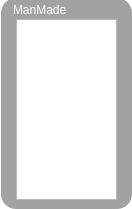
First picture: the form in ManMade.ui, repository lznt/p2Scripts, before the edit.
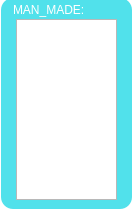
Second picture: the form after the edit.

Commit message: chage the GUI color and modify the MainMenu.js

What changed in the file:
```diff
--- a/ManMade.ui
+++ b/ManMade.ui
@@ -18,7 +18,8 @@
   </property>
   <property name="styleSheet">
    <string notr="true">QWidget#ManMade{ background-color: transparent;}
-QFrame#frame{ background-color: rgba(136, 136, 136, 200); border-radius: 15px; }</string>
+QFrame#frame { background-color: rgba(33, 217, 229, 200);
+ border-radius: 12px;}</string>
   </property>
   <widget class="QFrame" name="frame">
    <property name="geometry">
@@ -40,12 +41,12 @@
      <rect>
       <x>12</x>
       <y>2</y>
-      <width>54</width>
+      <width>81</width>
       <height>20</height>
      </rect>
     </property>
     <property name="text">
-     <string>&lt;html&gt;&lt;head/&gt;&lt;body&gt;&lt;p&gt;&lt;span style=&quot; color:#ffffff;&quot;&gt;ManMade:&lt;/span&gt;&lt;/p&gt;&lt;/body&gt;&lt;/html&gt;</string>
+     <string>&lt;html&gt;&lt;head/&gt;&lt;body&gt;&lt;p&gt;&lt;span style=&quot; color:#ffffff;&quot;&gt;MAN_MADE:&lt;/span&gt;&lt;/p&gt;&lt;/body&gt;&lt;/html&gt;</string>
     </property>
    </widget>
    <widget class="QListWidget" name="ManMadeListWidget">
```
The commit also changes 11 other files.
